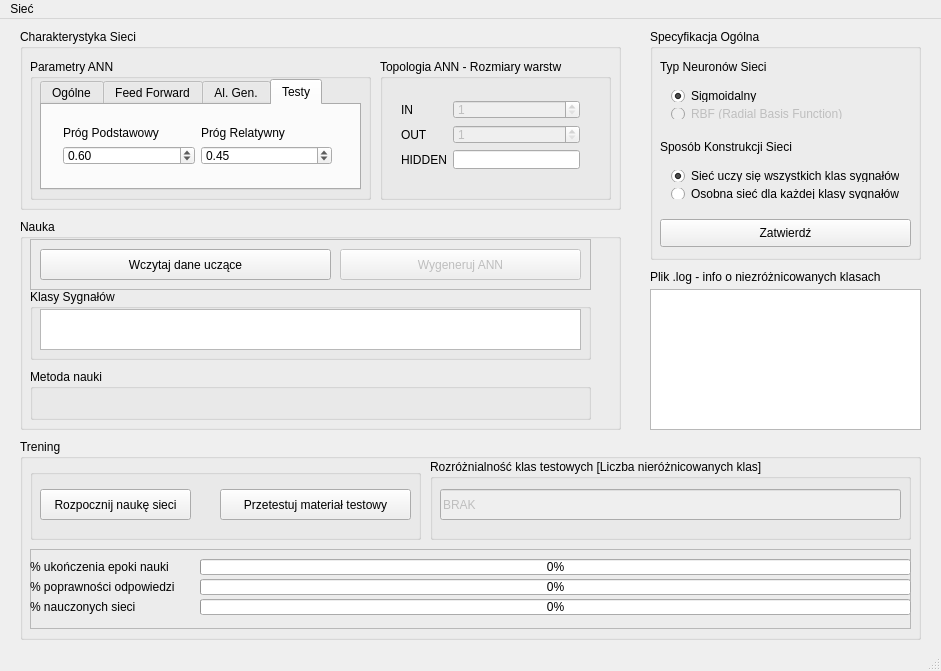
The window that mainwindow.ui (coyote443/NeuralNetForMarket) describes before a commit, drawn with Qt 5.
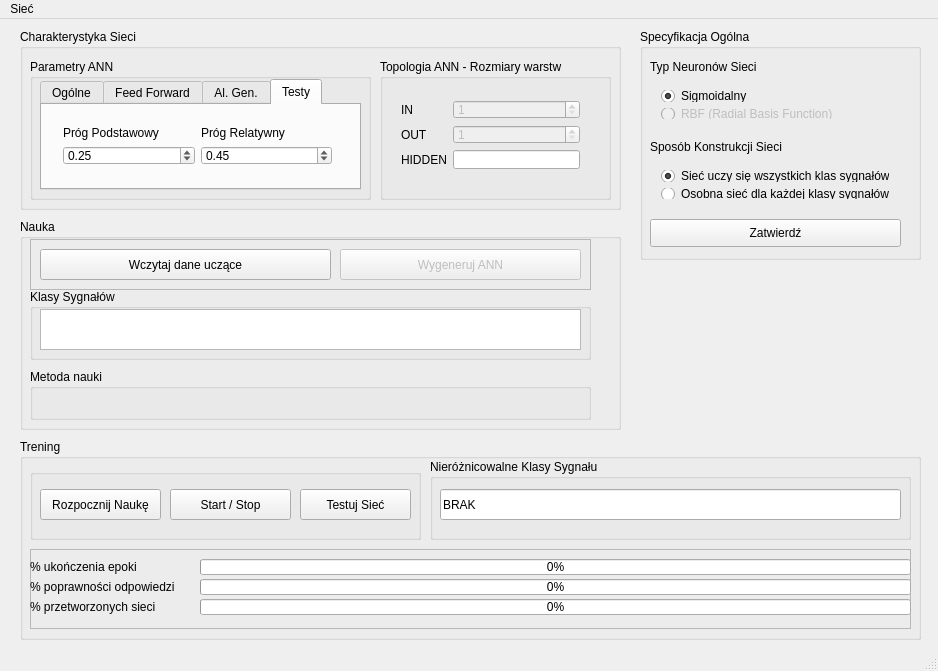
The same window after the commit. The open tabs and pages were chosen to show the change.

Commit message: GUI and  minor error fixes; log generator and net tester added

```diff
--- a/mainwindow.ui
+++ b/mainwindow.ui
@@ -6,7 +6,7 @@
    <rect>
     <x>0</x>
     <y>0</y>
-    <width>941</width>
+    <width>938</width>
     <height>671</height>
    </rect>
   </property>
@@ -20,9 +20,9 @@
    <widget class="QGroupBox" name="groupBoxWayOfNetConstruct">
     <property name="geometry">
      <rect>
-      <x>650</x>
+      <x>640</x>
       <y>10</y>
-      <width>271</width>
+      <width>281</width>
       <height>231</height>
      </rect>
     </property>
@@ -509,7 +509,7 @@
               <double>0.010000000000000</double>
              </property>
              <property name="value">
-              <double>0.600000000000000</double>
+              <double>0.250000000000000</double>
              </property>
             </widget>
            </item>
@@ -660,25 +660,41 @@
        <rect>
         <x>10</x>
         <y>20</y>
-        <width>151</width>
+        <width>121</width>
         <height>31</height>
        </rect>
       </property>
       <property name="text">
-       <string>Rozpocznij naukę sieci</string>
+       <string>Rozpocznij Naukę</string>
       </property>
      </widget>
      <widget class="QPushButton" name="pushButtonTestNetwork">
       <property name="geometry">
        <rect>
-        <x>190</x>
+        <x>270</x>
         <y>20</y>
-        <width>191</width>
+        <width>111</width>
         <height>31</height>
        </rect>
       </property>
       <property name="text">
-       <string>Przetestuj materiał testowy</string>
+       <string>Testuj Sieć</string>
+      </property>
+     </widget>
+     <widget class="QPushButton" name="pushButtonPauseLearn">
+      <property name="geometry">
+       <rect>
+        <x>140</x>
+        <y>20</y>
+        <width>121</width>
+        <height>31</height>
+       </rect>
+      </property>
+      <property name="toolTip">
+       <string>&lt;html&gt;&lt;head/&gt;&lt;body&gt;&lt;p&gt;Przycisk ten przy FF dokonuje zatrzymania procesu, i jego ponownego odpalenia po ponownym kliknięciu . Istnieje możliwość zapisania częściowo nauczonych sieci. W przypadku algorytmów genetycznych zatrzymanie procesu spowoduje zwrócenie najlepiej dostosowanego osobnika / osobników. UWAGA: Populacje robocze ulegają usunięciu.&lt;/p&gt;&lt;/body&gt;&lt;/html&gt;</string>
+      </property>
+      <property name="text">
+       <string>Start / Stop</string>
       </property>
      </widget>
     </widget>
@@ -692,11 +708,11 @@
       </rect>
      </property>
      <property name="title">
-      <string>Rozróżnialność klas testowych [Liczba nieróżnicowanych klas]</string>
+      <string>Nieróżnicowalne Klasy Sygnału</string>
      </property>
      <widget class="QLineEdit" name="lineEdit_2">
       <property name="enabled">
-       <bool>false</bool>
+       <bool>true</bool>
       </property>
       <property name="geometry">
        <rect>
@@ -745,7 +761,7 @@
        </rect>
       </property>
       <property name="text">
-       <string>% ukończenia epoki nauki</string>
+       <string>% ukończenia epoki</string>
       </property>
       <property name="alignment">
        <set>Qt::AlignLeading|Qt::AlignLeft|Qt::AlignVCenter</set>
@@ -777,7 +793,7 @@
        </rect>
       </property>
       <property name="text">
-       <string>% nauczonych sieci</string>
+       <string>% przetworzonych sieci</string>
       </property>
       <property name="alignment">
        <set>Qt::AlignLeading|Qt::AlignLeft|Qt::AlignVCenter</set>
@@ -968,29 +984,6 @@
      </widget>
     </widget>
    </widget>
-   <widget class="QPlainTextEdit" name="plainTextEditUndistinctedSignalClasses">
-    <property name="geometry">
-     <rect>
-      <x>650</x>
-      <y>270</y>
-      <width>271</width>
-      <height>141</height>
-     </rect>
-    </property>
-   </widget>
-   <widget class="QLabel" name="label_10">
-    <property name="geometry">
-     <rect>
-      <x>650</x>
-      <y>250</y>
-      <width>261</width>
-      <height>16</height>
-     </rect>
-    </property>
-    <property name="text">
-     <string>Plik .log - info o niezróżnicowanych klasach</string>
-    </property>
-   </widget>
    <zorder>groupBoxWayOfNetConstruct</zorder>
    <zorder>groupBoxAllNetsControls</zorder>
    <zorder>groupBoxTraining</zorder>
@@ -1004,7 +997,7 @@
     <rect>
      <x>0</x>
      <y>0</y>
-     <width>941</width>
+     <width>938</width>
      <height>26</height>
     </rect>
    </property>
```
Left out of the diff: 8 changed lines with no effect on the pictures. The commit also changes 6 other files.
